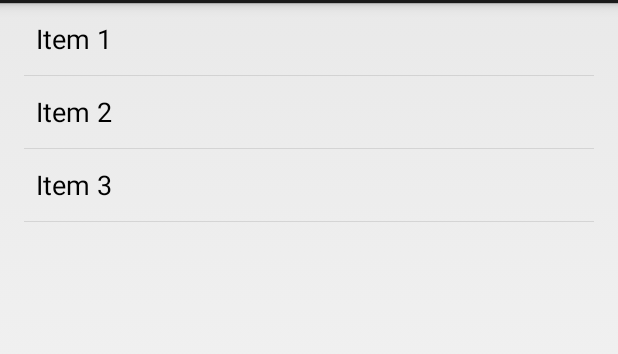
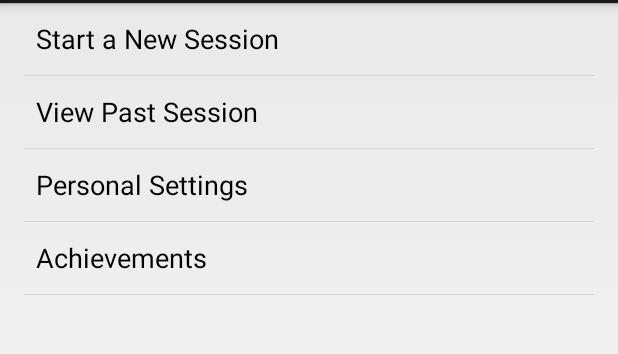
Before and after one commit to Big-Theta/AstronoMYpal, an Android app: the screen it shows after launch (ItemListActivity), on a phone screen of 412 x 824 dp, the part 69-423 px from its top. Run offline under Robolectric (Android 15) with nearby library versions, the phone set to English and light mode, and no system bars.

Commit message:
Menu structure partially created.

```diff
--- a/AstronoMYpal/src/main/java/com/bigtheta/astronomypal/ItemListFragment.java
+++ b/AstronoMYpal/src/main/java/com/bigtheta/astronomypal/ItemListFragment.java
@@ -7,7 +7,7 @@ import android.view.View;
 import android.widget.ArrayAdapter;
 import android.widget.ListView;
 
-import com.bigtheta.astronomypal.dummy.DummyContent;
+import com.bigtheta.astronomypal.MenuContent.MainMenuContent;
 
 /**
  * A list fragment representing a list of Items. This fragment
@@ -30,7 +30,7 @@ public class ItemListFragment extends ListFragment {
      * The fragment's current callback object, which is notified of list item
      * clicks.
      */
-    private Callbacks mCallbacks = sDummyCallbacks;
+    private Callbacks mCallbacks = sMainMenuCallbacks;
 
     /**
      * The current activated item position. Only used on tablets.
@@ -53,7 +53,7 @@ public class ItemListFragment extends ListFragment {
      * A dummy implementation of the {@link Callbacks} interface that does
      * nothing. Used only when this fragment is not attached to an activity.
      */
-    private static Callbacks sDummyCallbacks = new Callbacks() {
+    private static Callbacks sMainMenuCallbacks = new Callbacks() {
         @Override
         public void onItemSelected(String id) {
         }
@@ -70,12 +70,12 @@ public class ItemListFragment extends ListFragment {
     public void onCreate(Bundle savedInstanceState) {
         super.onCreate(savedInstanceState);
 
-        // TODO: replace with a real list adapter.
-        setListAdapter(new ArrayAdapter<DummyContent.DummyItem>(
+        // Set the Main Menu content.
+        setListAdapter(new ArrayAdapter<MainMenuContent.MainMenuItem>(
                 getActivity(),
                 android.R.layout.simple_list_item_activated_1,
                 android.R.id.text1,
-                DummyContent.ITEMS));
+                MainMenuContent.ITEMS));
     }
 
     @Override
@@ -106,7 +106,7 @@ public class ItemListFragment extends ListFragment {
         super.onDetach();
 
         // Reset the active callbacks interface to the dummy implementation.
-        mCallbacks = sDummyCallbacks;
+        mCallbacks = sMainMenuCallbacks;
     }
 
     @Override
@@ -115,7 +115,7 @@ public class ItemListFragment extends ListFragment {
 
         // Notify the active callbacks interface (the activity, if the
         // fragment is attached to one) that an item has been selected.
-        mCallbacks.onItemSelected(DummyContent.ITEMS.get(position).id);
+        mCallbacks.onItemSelected(MainMenuContent.ITEMS.get(position).id);
     }
 
     @Override
--- /dev/null
+++ b/AstronoMYpal/src/main/java/com/bigtheta/astronomypal/MenuContent/MainMenuContent.java
@@ -0,0 +1,53 @@
+package com.bigtheta.astronomypal.MenuContent;
+
+import java.util.ArrayList;
+import java.util.HashMap;
+import java.util.List;
+import java.util.Map;
+
+/**
+ * Created by cevans on 10/19/13.
+ */
+public class MainMenuContent {
+
+    /**
+     * An array of sample (dummy) items.
+     */
+    public static List<MainMenuItem> ITEMS = new ArrayList<MainMenuItem>();
+
+    /**
+     * A map of sample (dummy) items, by ID.
+     */
+    public static Map<String, MainMenuItem> ITEM_MAP = new HashMap<String, MainMenuItem>();
+
+    static {
+        // Add 4 sample items.
+        addItem(new MainMenuItem("1", "Start a New Session"));
+        addItem(new MainMenuItem("2", "View Past Session"));
+        addItem(new MainMenuItem("3", "Personal Settings"));
+        addItem(new MainMenuItem("4", "Achievements"));
+    }
+
+    private static void addItem(MainMenuItem item) {
+        ITEMS.add(item);
+        ITEM_MAP.put(item.id, item);
+    }
+
+    /**
+     * A dummy item representing a piece of content.
+     */
+    public static class MainMenuItem {
+        public String id;
+        public String content;
+
+        public MainMenuItem(String id, String content) {
+            this.id = id;
+            this.content = content;
+        }
+
+        @Override
+        public String toString() {
+            return content;
+        }
+    }
+}
```
Also changed, not shown: AstronoMYpal/src/main/java/com/bigtheta/astronomypal/ItemDetailFragment.java (+5 -3 lines), AstronoMYpal/src/main/java/com/bigtheta/astronomypal/MenuContent/PersonalSettingsContent.java (added, +51 -0 lines), AstronoMYpal/src/main/java/com/bigtheta/astronomypal/MenuContent/TelescopeMenuContent.java (added, +53 -0 lines), AstronoMYpal/src/main/res/layout/activity_item_twopane.xml (+44 -1 lines), AstronoMYpal/src/main/res/drawable-xhdpi/tilt_shift_andromeda.jpg (added), 1 other file.
